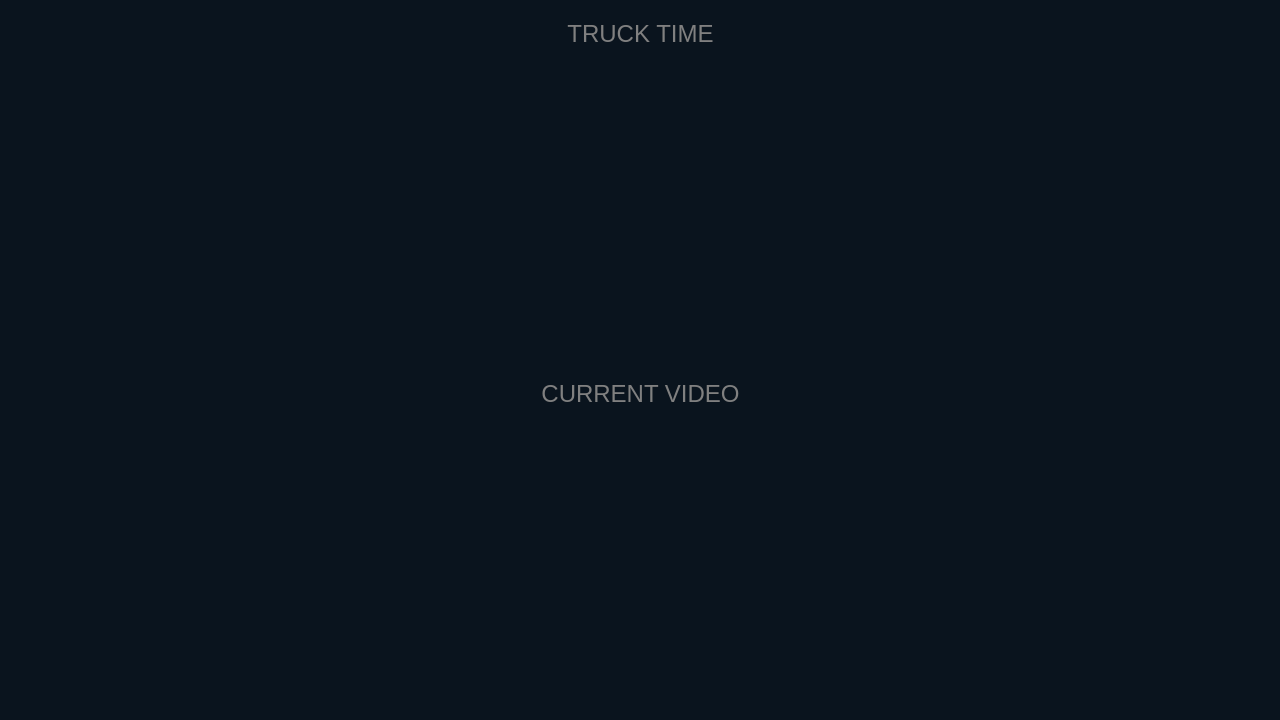
First picture: the form in src/mainwindow.ui, repository petrix/timer, before the edit.
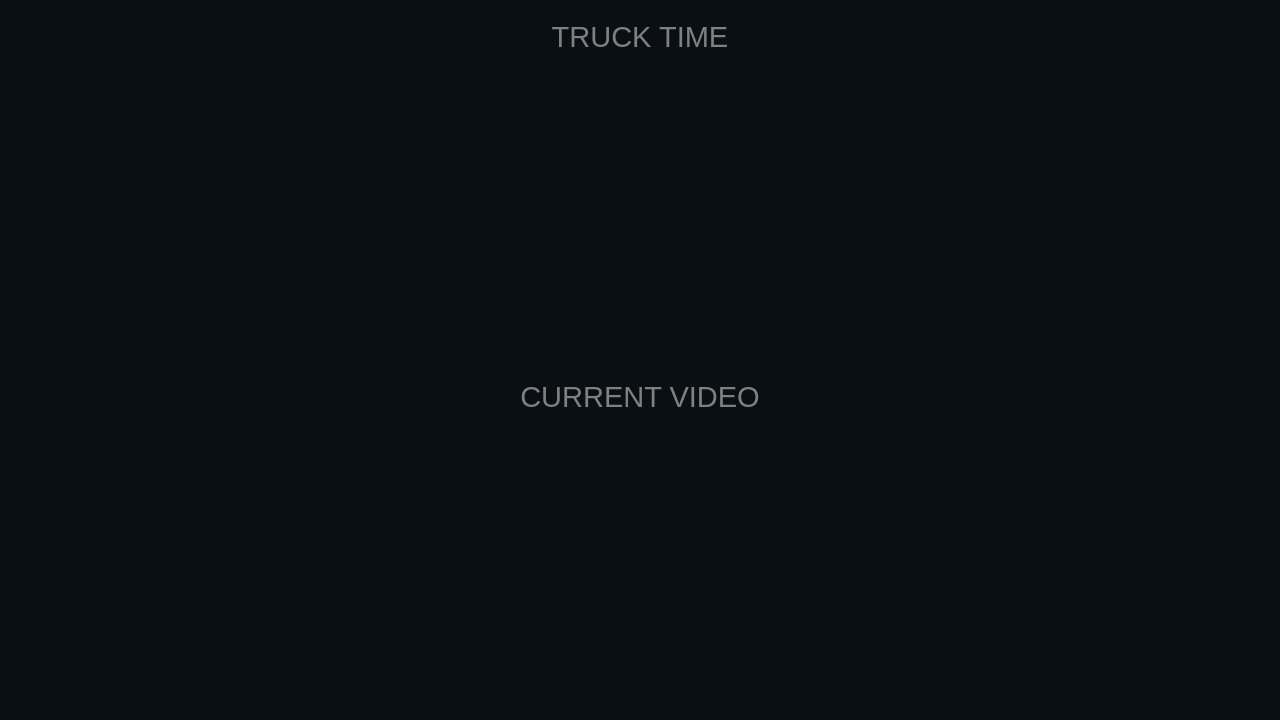
Second picture: the form after the edit. Icons and pictures are not drawn.

Diff of the .ui file:
```diff
--- a/src/mainwindow.ui
+++ b/src/mainwindow.ui
@@ -14,9 +14,9 @@
    <string>Timer</string>
   </property>
   <property name="styleSheet">
-   <string notr="true">background-color: rgb(10, 20, 30);
+   <string notr="true">background-color: rgb(10, 15, 20);
 border-width: 0;
-font: 18pt;
+font: 22pt;
 color: grey;</string>
   </property>
   <layout class="QGridLayout" name="_1">
@@ -94,16 +94,16 @@
           <number>0</number>
          </property>
          <property name="leftMargin">
-          <number>30</number>
+          <number>20</number>
          </property>
          <property name="topMargin">
           <number>20</number>
          </property>
          <property name="rightMargin">
-          <number>30</number>
+          <number>20</number>
          </property>
          <property name="bottomMargin">
-          <number>30</number>
+          <number>20</number>
          </property>
          <item>
           <widget class="QLabel" name="label_1">
@@ -137,16 +137,16 @@
           <number>0</number>
          </property>
          <property name="leftMargin">
-          <number>30</number>
+          <number>20</number>
          </property>
          <property name="topMargin">
           <number>20</number>
          </property>
          <property name="rightMargin">
-          <number>30</number>
+          <number>20</number>
          </property>
          <property name="bottomMargin">
-          <number>30</number>
+          <number>20</number>
          </property>
          <item>
           <widget class="QLabel" name="label_3">
```
Left out of the diff: 4 changed lines with no effect on the pictures.
